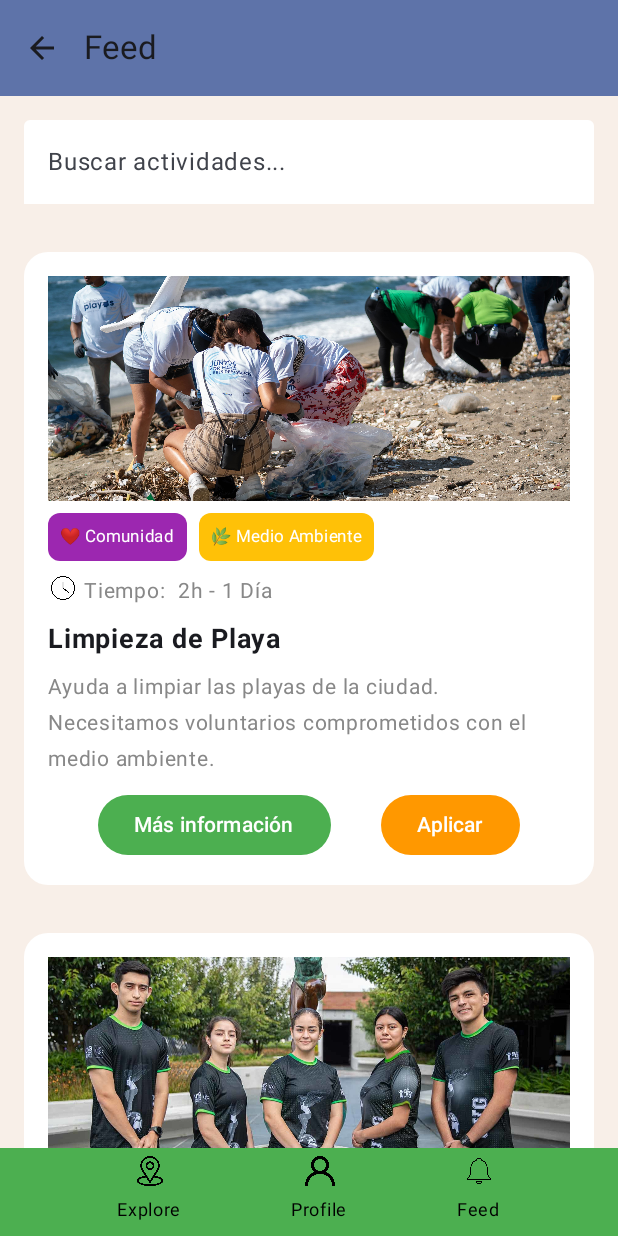
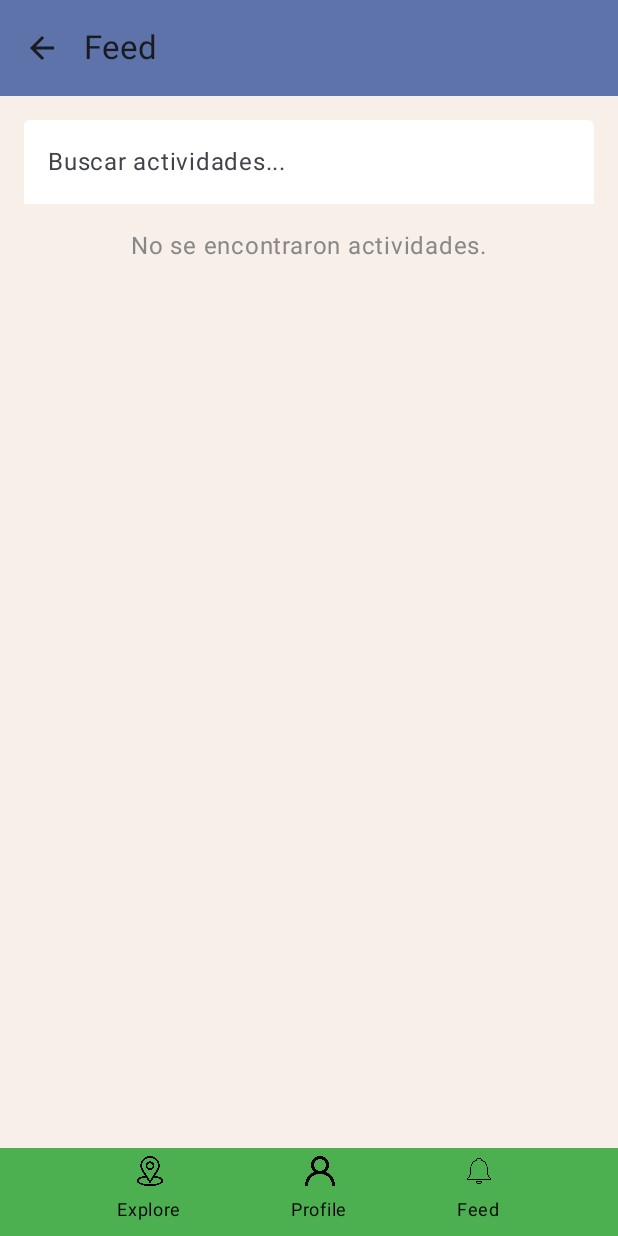
Before and after one commit to Isabella0334/HelpQuestProject, an Android app built with Jetpack Compose: the FeedScreen screen opened through its navigation route, on a phone screen of 412 x 824 dp. Run offline under Robolectric (Android 15) with nearby library versions, the phone set to English and light mode, and no system bars; our stand-ins replace Firebase (no records; nobody signed in at launch, a user with empty details on screens opened directly); libraries missing offline, so code that uses them is left out: org.osmdroid.config.

Commit message:
Fixed: Not dummies Feed

```diff
--- a/app/build.gradle.kts
+++ b/app/build.gradle.kts
@@ -80,6 +80,7 @@ dependencies {
     implementation(libs.firebase.auth.ktx)
     implementation(libs.play.services.maps)
     implementation(libs.firebase.firestore.ktx)
+    implementation("io.coil-kt:coil-compose:2.4.0")
     testImplementation(libs.junit)
     androidTestImplementation(libs.androidx.junit)
     androidTestImplementation(libs.androidx.espresso.core)
--- a/app/src/main/java/com/example/helpquest/Feed.kt
+++ b/app/src/main/java/com/example/helpquest/Feed.kt
@@ -1,5 +1,6 @@
 package com.example.helpquest
 
+import android.util.Log
 import androidx.compose.foundation.Image
 import androidx.compose.foundation.background
 import androidx.compose.foundation.clickable
@@ -15,7 +16,6 @@ import androidx.compose.ui.graphics.Color
 import androidx.compose.ui.layout.ContentScale
 import androidx.compose.ui.res.painterResource
 import androidx.compose.ui.text.font.FontWeight
-import androidx.compose.ui.tooling.preview.Preview
 import androidx.compose.ui.unit.dp
 import androidx.compose.ui.unit.sp
 import androidx.navigation.NavHostController
@@ -25,15 +25,24 @@ import androidx.compose.runtime.mutableStateOf
 import androidx.compose.runtime.remember
 import androidx.compose.runtime.getValue
 import androidx.compose.runtime.setValue
-import androidx.navigation.compose.rememberNavController
-
+import com.google.firebase.firestore.FirebaseFirestore
+import coil.compose.rememberAsyncImagePainter
+import com.google.firebase.Timestamp
+import com.google.firebase.firestore.GeoPoint
 
 data class VolunteerActivity(
-    val imageResId: Int,
-    val labels: List<Pair<String, Color>>,
-    val time: String,
-    val title: String,
-    val description: String
+    val idA: String = "",
+    val nombre: String = "",
+    val descripcion: String = "",
+    val lugar: String = "",
+    val tiempo: String = "",
+    val skills: String = "",
+    val colaborativa: Boolean = false,
+    val Imagen: String = "",
+    val tipo: List<String> = emptyList(),
+    val creator: String = "",
+    val coordenadas: GeoPoint = GeoPoint(0.0, 0.0),
+    val fechahora: Timestamp = Timestamp.now() // El campo es de tipo Timestamp
 )
 
 @Composable
@@ -51,20 +60,29 @@ fun CustomCard(activity: VolunteerActivity, navController: NavHostController) {
             modifier = Modifier.padding(16.dp),
             verticalArrangement = Arrangement.spacedBy(8.dp)
         ) {
+            // Imagen de la actividad o imagen predeterminada
             Image(
-                painter = painterResource(id = activity.imageResId),
+                painter = if (activity.Imagen.isNotEmpty()) { // Usar el campo "Imagen" para la URL
+                    rememberAsyncImagePainter(model = activity.Imagen) // Cargar la URL de la imagen
+                } else {
+                    painterResource(id = R.drawable.img_tarjeta1) // Imagen predeterminada si está vacía
+                },
                 contentDescription = "Imagen de la actividad",
                 modifier = Modifier
                     .fillMaxWidth()
                     .height(150.dp),
                 contentScale = ContentScale.Crop
             )
-            // Etiquetas
-            Row(horizontalArrangement = Arrangement.spacedBy(8.dp)) {
-                activity.labels.forEach { label ->
-                    LabelChip(label = label.first, color = label.second)
+
+            // Etiquetas (labels) - Opcional si existen etiquetas
+            if (activity.tipo.isNotEmpty()) { // Verifica si hay etiquetas disponibles
+                Row(horizontalArrangement = Arrangement.spacedBy(8.dp)) {
+                    activity.tipo.forEach { label ->
+                        LabelChip(label = label, color = Color(0xFF4CAF50)) // Usa un color predeterminado
+                    }
                 }
             }
+
             // Tiempo
             Row(
                 horizontalArrangement = Arrangement.spacedBy(4.dp)
@@ -80,36 +98,41 @@ fun CustomCard(activity: VolunteerActivity, navController: NavHostController) {
                     color = Color.Gray
                 )
                 Text(
-                    text = activity.time,
+                    text = activity.tiempo, // Usar el campo "tiempo" de Firestore
                     fontSize = 14.sp,
                     color = Color.Gray
                 )
             }
+
             // Título
             Text(
-                text = activity.title,
+                text = activity.nombre, // Usar el campo "nombre" de Firestore
                 fontSize = 18.sp,
                 fontWeight = FontWeight.Bold
             )
+
             // Descripción
             Text(
-                text = activity.description,
+                text = activity.descripcion, // Usar el campo "descripcion" de Firestore
                 fontSize = 14.sp,
                 color = Color.Gray
             )
+
             // Botones
             Row(
                 modifier = Modifier.fillMaxWidth(),
                 horizontalArrangement = Arrangement.SpaceEvenly
             ) {
                 Button(
-                    onClick = { navController.navigate("Info") },
+                    onClick = {
+                        navController.navigate("info/${activity.idA}") // Navegar pasando el ID de la actividad
+                    },
                     colors = ButtonDefaults.buttonColors(containerColor = Color(0xFF4CAF50))
                 ) {
                     Text(text = "Más información")
                 }
                 Button(
-                    onClick = { navController.navigate("Formulario") },
+                    onClick = { navController.navigate("Formulario") }, // Navegar a la pantalla "Formulario"
                     colors = ButtonDefaults.buttonColors(containerColor = Color(0xFFFF9800))
                 ) {
                     Text(text = "Aplicar")
@@ -119,7 +142,7 @@ fun CustomCard(activity: VolunteerActivity, navController: NavHostController) {
     }
 }
 
-// Etiquetas reutilizables
+
 @Composable
 fun LabelChip(label: String, color: Color) {
     Surface(
@@ -178,8 +201,6 @@ fun CustomBottomNavBar(navController: NavHostController) {
     }
 }
 
-
-
 @Composable
 fun BottomNavButton(iconResId: Int, label: String, onClick: () -> Unit) {
     Column(
@@ -203,57 +224,65 @@ fun BottomNavButton(iconResId: Int, label: String, onClick: () -> Unit) {
 
 @Composable
 fun FeedScreen(navController: NavHostController) {
-
-    val allActivities = listOf(
-        VolunteerActivity(
-            imageResId = R.drawable.img_playa,
-            labels = listOf("❤ Comunidad" to Color(0xFF9C27B0), "🌿 Medio Ambiente" to Color(0xFFFFC107)),
-            time = "2h - 1 Día",
-            title = "Limpieza de Playa",
-            description = "Ayuda a limpiar las playas de la ciudad. Necesitamos voluntarios comprometidos con el medio ambiente."
-        ),
-        VolunteerActivity(
-            imageResId = R.drawable.img_uvg,
-            labels = listOf("💪 Deporte" to Color(0xFF4CAF50)),
-            time = "1h - 3h",
-            title = "Carrera UVG",
-            description = "¡Ya comenzamos las inscripciones para la Carrera UVG! Esta tiene como objetivo apoyar estudiantes de los tres campus de la Universidad del Valle de Guatemala (UVG)."
-        )
-    )
-
+    val db = FirebaseFirestore.getInstance()
+    var activities by remember { mutableStateOf<List<VolunteerActivity>>(emptyList()) }
+    var isLoading by remember { mutableStateOf(true) }
     var searchQuery by remember { mutableStateOf("") }
 
-    // Filtrar actividades basadas en la consulta de búsqueda
-    val filteredActivities = allActivities.filter { activity ->
-        activity.title.contains(searchQuery, ignoreCase = true) ||
-                activity.description.contains(searchQuery, ignoreCase = true) ||
-                activity.labels.any { it.first.contains(searchQuery, ignoreCase = true) }
+    LaunchedEffect(Unit) {
+        db.collection("activity")
+            .get()
+            .addOnSuccessListener { result ->
+                activities = result.map { document ->
+                    document.toObject(VolunteerActivity::class.java).copy(
+                        idA = document.id
+                    )
+                }
+
+                Log.d("Firestore", "Actividades cargadas: $activities")
+                isLoading = false
+            }
+            .addOnFailureListener { exception ->
+                Log.e("FirestoreError", "Error al cargar actividades", exception)
+                isLoading = false
+            }
     }
 
-    // Mostramos la lista de actividades en el feed
+    val filteredActivities = activities.filter { activity ->
+        activity.nombre.contains(searchQuery, ignoreCase = true) ||
+                activity.descripcion.contains(searchQuery, ignoreCase = true) ||
+                activity.tipo.any { it.contains(searchQuery, ignoreCase = true) }
+    }
+
     Scaffold(
         modifier = Modifier.fillMaxSize(),
         bottomBar = { CustomBottomNavBar(navController) }
-
     ) { paddingValues ->
         Column(
             modifier = Modifier
                 .background(Color(0xFFF8EFE8))
                 .fillMaxSize()
-                .padding(paddingValues) // Añadir paddingValues para manejar la barra de navegación y otras áreas seguras
+                .padding(paddingValues)
         ) {
-            // Barra de búsqueda
             SearchBar(
                 searchQuery = searchQuery,
                 onQueryChange = { searchQuery = it }
             )
 
-            // Mostrar actividades filtradas
-            Column(
-                modifier = Modifier.verticalScroll(rememberScrollState())
-            ) {
-                filteredActivities.forEach { activity ->
-                    CustomCard(activity = activity, navController = navController)
+            if (isLoading) {
+                CircularProgressIndicator(modifier = Modifier.align(Alignment.CenterHorizontally))
+            } else if (filteredActivities.isEmpty()) {
+                Text(
+                    text = "No se encontraron actividades.",
+                    modifier = Modifier.align(Alignment.CenterHorizontally),
+                    color = Color.Gray,
+                    fontSize = 16.sp
+                )
+            } else {
+                Column(modifier = Modifier.verticalScroll(rememberScrollState())) {
+                    filteredActivities.forEach { activity ->
+                        CustomCard(activity = activity, navController = navController)
+                    }
                 }
             }
         }
--- a/app/src/main/java/com/example/helpquest/MainActivity.kt
+++ b/app/src/main/java/com/example/helpquest/MainActivity.kt
@@ -27,6 +27,8 @@ import androidx.navigation.compose.rememberNavController
 import com.example.helpquest.ui.theme.HelpQuestTheme
 import org.osmdroid.config.Configuration
 import android.app.Application
+import androidx.navigation.NavType
+import androidx.navigation.navArgument
 
 class MyApplication : Application() { // clase para crear el usuario osmdroid para la importación del mapa
     override fun onCreate() {
@@ -79,8 +81,12 @@ fun helpQuestNavegation(
             composable(route = "Feed") {
                 FeedScreen(navController = navController)  // Pantalla de feed
             }
-            composable(route = "Info") {
-                InfoScreen(navController = navController)
+            composable(
+                route = "Info/{idA}", // Ruta que acepta el argumento idA
+                arguments = listOf(navArgument("idA") { type = NavType.StringType }) // Especificar que idA es String
+            ) { backStackEntry ->
+                val idA = backStackEntry.arguments?.getString("idA") // Recuperar idA del argumento
+                InfoScreen(navController = navController, idA = idA) // Pasar idA a InfoScreen
             }
             composable(route = "Formulario") {
                 FormularioScreen(navController = navController)
@@ -94,7 +100,6 @@ fun helpQuestNavegation(
             composable(route = "register") {
                 RegisterScreen(navController = navController)
             }
-
         }
     }
 }
```
Also changed, not shown: app/src/main/java/com/example/helpquest/InfoExtra.kt (+138 -19 lines).
